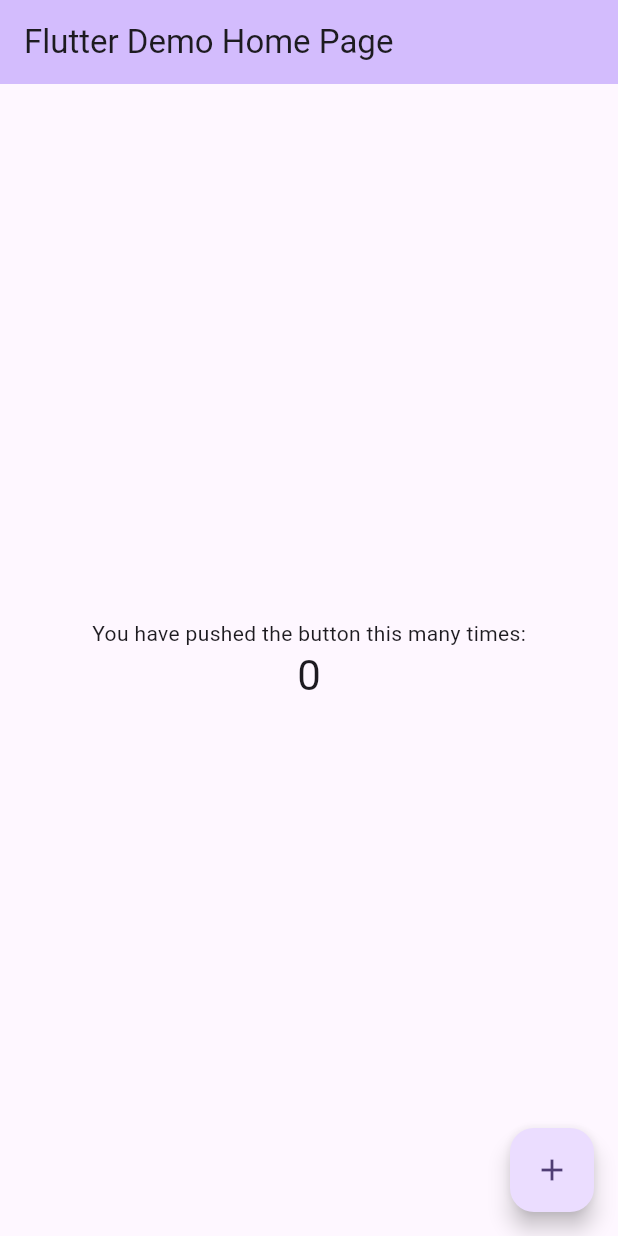
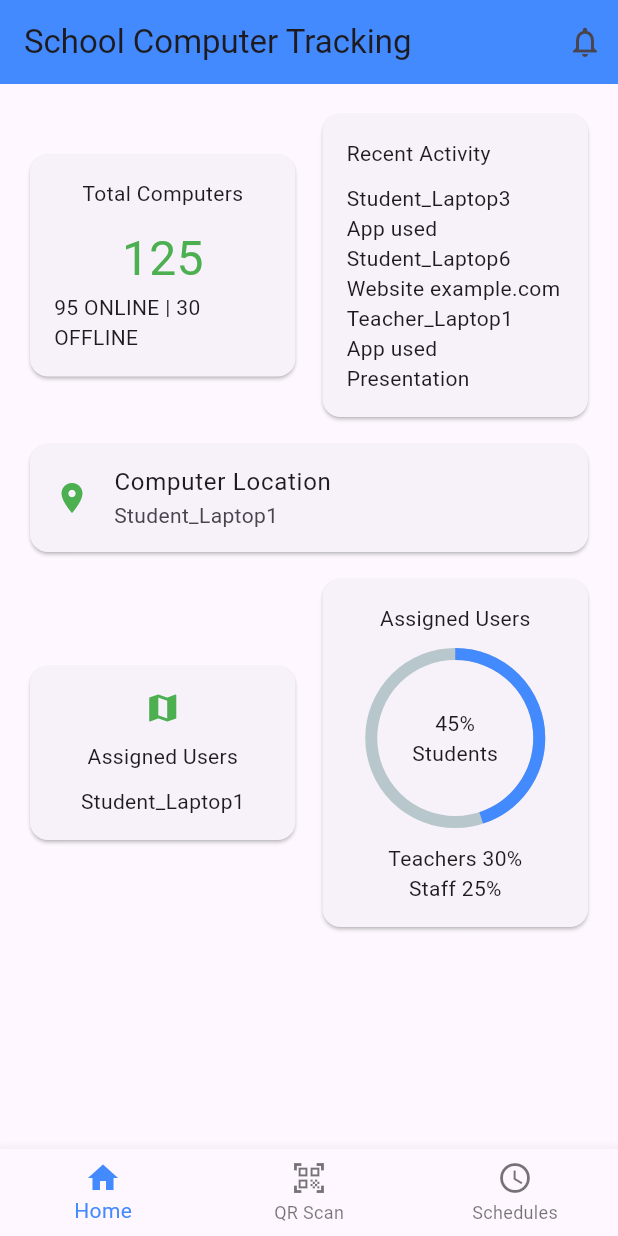
Before and after one commit to Dalmanski/flutter_application_1, a Flutter app: the screen it shows after launch, on a phone screen of 412 x 824 dp. Run offline on Flutter 3.47's test engine with Material 3 defaults, Android fonts, the phone set to English and light mode, and no system bars; drawn by our look-alikes of percent_indicator.

Commit message:
modified:   lib/main.dart 	modified:   pubspec.lock 	modified:   pubspec.yaml

```diff
--- a/lib/main.dart
+++ b/lib/main.dart
@@ -1,122 +1,146 @@
 import 'package:flutter/material.dart';
+import 'package:percent_indicator/percent_indicator.dart';
 
-void main() {
-  runApp(const MyApp());
-}
+void main() => runApp(SchoolComputerTrackingApp());
 
-class MyApp extends StatelessWidget {
-  const MyApp({super.key});
+class SchoolComputerTrackingApp extends StatelessWidget {
+  const SchoolComputerTrackingApp({super.key});
 
-  // This widget is the root of your application.
   @override
   Widget build(BuildContext context) {
     return MaterialApp(
-      title: 'Flutter Demo',
-      theme: ThemeData(
-        // This is the theme of your application.
-        //
-        // TRY THIS: Try running your application with "flutter run". You'll see
-        // the application has a purple toolbar. Then, without quitting the app,
-        // try changing the seedColor in the colorScheme below to Colors.green
-        // and then invoke "hot reload" (save your changes or press the "hot
-        // reload" button in a Flutter-supported IDE, or press "r" if you used
-        // the command line to start the app).
-        //
-        // Notice that the counter didn't reset back to zero; the application
-        // state is not lost during the reload. To reset the state, use hot
-        // restart instead.
-        //
-        // This works for code too, not just values: Most code changes can be
-        // tested with just a hot reload.
-        colorScheme: ColorScheme.fromSeed(seedColor: Colors.deepPurple),
-      ),
-      home: const MyHomePage(title: 'Flutter Demo Home Page'),
+      debugShowCheckedModeBanner: false,
+      home: HomePage(),
     );
   }
 }
 
-class MyHomePage extends StatefulWidget {
-  const MyHomePage({super.key, required this.title});
-
-  // This widget is the home page of your application. It is stateful, meaning
-  // that it has a State object (defined below) that contains fields that affect
-  // how it looks.
-
-  // This class is the configuration for the state. It holds the values (in this
-  // case the title) provided by the parent (in this case the App widget) and
-  // used by the build method of the State. Fields in a Widget subclass are
-  // always marked "final".
-
-  final String title;
-
-  @override
-  State<MyHomePage> createState() => _MyHomePageState();
-}
-
-class _MyHomePageState extends State<MyHomePage> {
-  int _counter = 0;
-
-  void _incrementCounter() {
-    setState(() {
-      // This call to setState tells the Flutter framework that something has
-      // changed in this State, which causes it to rerun the build method below
-      // so that the display can reflect the updated values. If we changed
-      // _counter without calling setState(), then the build method would not be
-      // called again, and so nothing would appear to happen.
-      _counter++;
-    });
-  }
+class HomePage extends StatelessWidget {
+  const HomePage({super.key});
 
   @override
   Widget build(BuildContext context) {
-    // This method is rerun every time setState is called, for instance as done
-    // by the _incrementCounter method above.
-    //
-    // The Flutter framework has been optimized to make rerunning build methods
-    // fast, so that you can just rebuild anything that needs updating rather
-    // than having to individually change instances of widgets.
     return Scaffold(
       appBar: AppBar(
-        // TRY THIS: Try changing the color here to a specific color (to
-        // Colors.amber, perhaps?) and trigger a hot reload to see the AppBar
-        // change color while the other colors stay the same.
-        backgroundColor: Theme.of(context).colorScheme.inversePrimary,
-        // Here we take the value from the MyHomePage object that was created by
-        // the App.build method, and use it to set our appbar title.
-        title: Text(widget.title),
+        title: Text('School Computer Tracking'),
+        backgroundColor: Colors.blueAccent,
+        actions: [
+          Icon(Icons.notifications_none),
+          SizedBox(width: 10),
+        ],
       ),
-      body: Center(
-        // Center is a layout widget. It takes a single child and positions it
-        // in the middle of the parent.
-        child: Column(
-          // Column is also a layout widget. It takes a list of children and
-          // arranges them vertically. By default, it sizes itself to fit its
-          // children horizontally, and tries to be as tall as its parent.
-          //
-          // Column has various properties to control how it sizes itself and
-          // how it positions its children. Here we use mainAxisAlignment to
-          // center the children vertically; the main axis here is the vertical
-          // axis because Columns are vertical (the cross axis would be
-          // horizontal).
-          //
-          // TRY THIS: Invoke "debug painting" (choose the "Toggle Debug Paint"
-          // action in the IDE, or press "p" in the console), to see the
-          // wireframe for each widget.
-          mainAxisAlignment: MainAxisAlignment.center,
-          children: <Widget>[
-            const Text('You have pushed the button this many times:'),
-            Text(
-              '$_counter',
-              style: Theme.of(context).textTheme.headlineMedium,
-            ),
-          ],
+      body: Padding(
+        padding: const EdgeInsets.all(16.0),
+        child: SingleChildScrollView(
+          child: Column(
+            crossAxisAlignment: CrossAxisAlignment.start,
+            children: [
+              Row(
+                children: [
+                  Expanded(
+                    child: Card(
+                      child: Padding(
+                        padding: const EdgeInsets.all(16.0),
+                        child: Column(
+                          children: [
+                            Text('Total Computers'),
+                            SizedBox(height: 10),
+                            Text('125', style: TextStyle(fontSize: 32, color: Colors.green)),
+                            Text('95 ONLINE | 30 OFFLINE', style: TextStyle(fontSize: 14)),
+                          ],
+                        ),
+                      ),
+                    ),
+                  ),
+                  SizedBox(width: 10),
+                  Expanded(
+                    child: Card(
+                      child: Padding(
+                        padding: const EdgeInsets.all(16.0),
+                        child: Column(
+                          crossAxisAlignment: CrossAxisAlignment.start,
+                          children: [
+                            Text('Recent Activity'),
+                            SizedBox(height: 10),
+                            Text('Student_Laptop3\nApp used'),
+                            Text('Student_Laptop6\nWebsite example.com'),
+                            Text('Teacher_Laptop1\nApp used Presentation'),
+                          ],
+                        ),
+                      ),
+                    ),
+                  ),
+                ],
+              ),
+              SizedBox(height: 10),
+              Card(
+                child: ListTile(
+                  leading: Icon(Icons.location_on, color: Colors.green),
+                  title: Text('Computer Location'),
+                  subtitle: Text('Student_Laptop1'),
+                ),
+              ),
+              SizedBox(height: 10),
+              Row(
+                children: [
+                  Expanded(
+                    child: Card(
+                      child: Column(
+                        children: [
+                          Padding(
+                            padding: const EdgeInsets.all(16.0),
+                            child: Column(
+                              children: [
+                                Icon(Icons.map, color: Colors.green),
+                                SizedBox(height: 10),
+                                Text('Assigned Users'),
+                                SizedBox(height: 10),
+                                Text('Student_Laptop1'),
+                              ],
+                            ),
+                          ),
+                        ],
+                      ),
+                    ),
+                  ),
+                  SizedBox(width: 10),
+                  Expanded(
+                    child: Card(
+                      child: Padding(
+                        padding: const EdgeInsets.all(16.0),
+                        child: Column(
+                          children: [
+                            Text('Assigned Users'),
+                            SizedBox(height: 10),
+                            CircularPercentIndicator(
+                              radius: 60.0,
+                              lineWidth: 8.0,
+                              percent: 0.45,
+                              center: Text("45%\nStudents", textAlign: TextAlign.center,),
+                              progressColor: Colors.blueAccent,
+                            ),
+                            SizedBox(height: 10),
+                            Text('Teachers 30%'),
+                            Text('Staff 25%'),
+                          ],
+                        ),
+                      ),
+                    ),
+                  ),
+                ],
+              ),
+            ],
+          ),
         ),
       ),
-      floatingActionButton: FloatingActionButton(
-        onPressed: _incrementCounter,
-        tooltip: 'Increment',
-        child: const Icon(Icons.add),
-      ), // This trailing comma makes auto-formatting nicer for build methods.
+      bottomNavigationBar: BottomNavigationBar(
+        selectedItemColor: Colors.blueAccent,
+        items: [
+          BottomNavigationBarItem(icon: Icon(Icons.home), label: 'Home'),
+          BottomNavigationBarItem(icon: Icon(Icons.qr_code_scanner), label: 'QR Scan'),
+          BottomNavigationBarItem(icon: Icon(Icons.schedule), label: 'Schedules'),
+        ],
+      ),
     );
   }
 }
--- a/pubspec.yaml
+++ b/pubspec.yaml
@@ -34,6 +34,7 @@ dependencies:
   # The following adds the Cupertino Icons font to your application.
   # Use with the CupertinoIcons class for iOS style icons.
   cupertino_icons: ^1.0.8
+  percent_indicator: ^4.2.5
 
 dev_dependencies:
   flutter_test:
```
Also changed, not shown: pubspec.lock.
